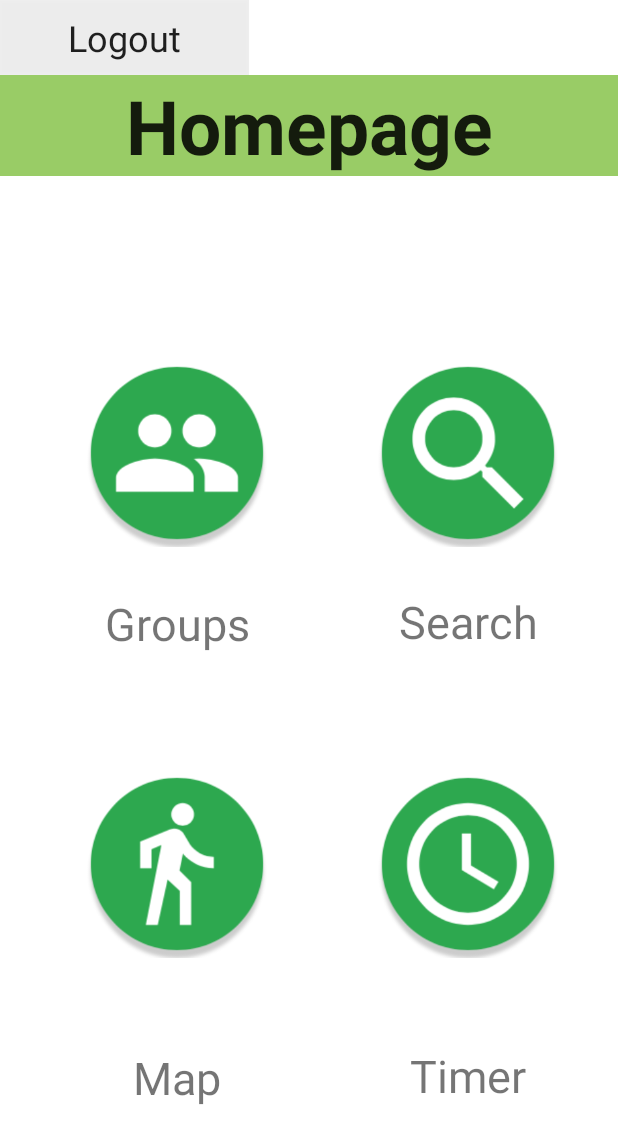
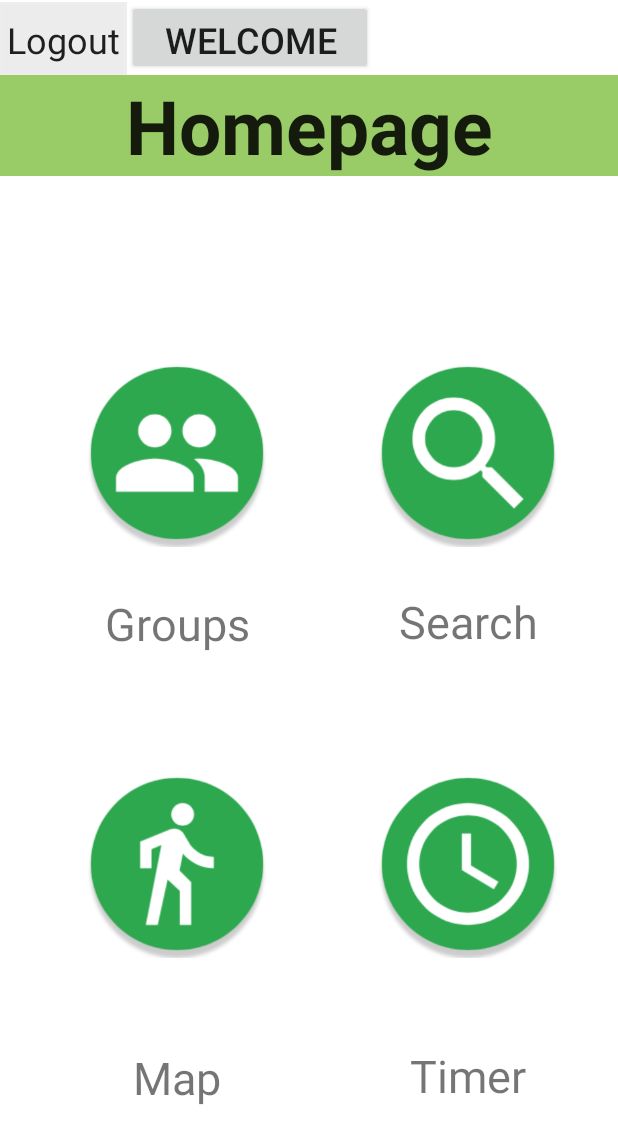
Before and after one commit to DeepDarkFTC/SharedLib, an Android app: the HomePageActivity screen opened directly, with no data from a screen before it, on a phone screen of 412 x 824 dp. Shown: the top 1144 px of the screen. Run offline under Robolectric (Android 15) with nearby library versions, the phone set to English and light mode, and no system bars; our stand-ins replace Firebase (no records; nobody signed in at launch, a user with empty details on screens opened directly); 1 statement that could not run was skipped.

Commit message:
Modified by Weiguang Ma

```diff
--- a/app/src/main/java/com/example/sharedlib/HomePageActivity.java
+++ b/app/src/main/java/com/example/sharedlib/HomePageActivity.java
@@ -102,6 +102,16 @@ public class HomePageActivity extends BaseActivity {
             }
         });
 
+        Button personalInfoButton = findViewById(R.id.button_username_homepage);
+        personalInfoButton.setOnClickListener(new View.OnClickListener() {
+            @Override
+            public void onClick(View v) {
+                Intent intent = new Intent(HomePageActivity.this, PersonalDetailsActivity.class);
+                intent.putExtra("userName", userNameTextView.getText().toString());
+                startActivity(intent);
+            }
+        });
+
         Button logoutButton = findViewById(R.id.button_logout_homepage);
         logoutButton.setOnClickListener(new View.OnClickListener() {
             @Override
--- a/app/src/main/java/com/example/sharedlib/PersonalDetailsActivity.java
+++ b/app/src/main/java/com/example/sharedlib/PersonalDetailsActivity.java
@@ -53,7 +53,7 @@ public class PersonalDetailsActivity extends BaseActivity {
                 if(dataSnapshot.exists()) {
                     personalStudyTime = Integer.parseInt(dataSnapshot.getValue(ComWithDatabase.class).getDate());
                     Log.d("上次时间", String.valueOf(personalStudyTime));
-                    studyTimeTextView.setText(personalStudyTime);
+                    studyTimeTextView.setText(personalStudyTime+"");
                 }
             }
 
--- a/app/src/main/res/layout/activity_home_page.xml
+++ b/app/src/main/res/layout/activity_home_page.xml
@@ -22,6 +22,15 @@
             android:textAllCaps="false"
 
             android:textAppearance="@style/TextAppearance.AppCompat.Body1"
+            android:textSize="24sp" />
+
+        <Button
+            android:id="@+id/button_username_homepage"
+            android:layout_width="227dp"
+            android:layout_height="50dp"
+            android:layout_weight="1"
+            android:text="Welcome"
+            android:textAlignment="center"
             android:textSize="24sp" />
 
         <TextView
```
